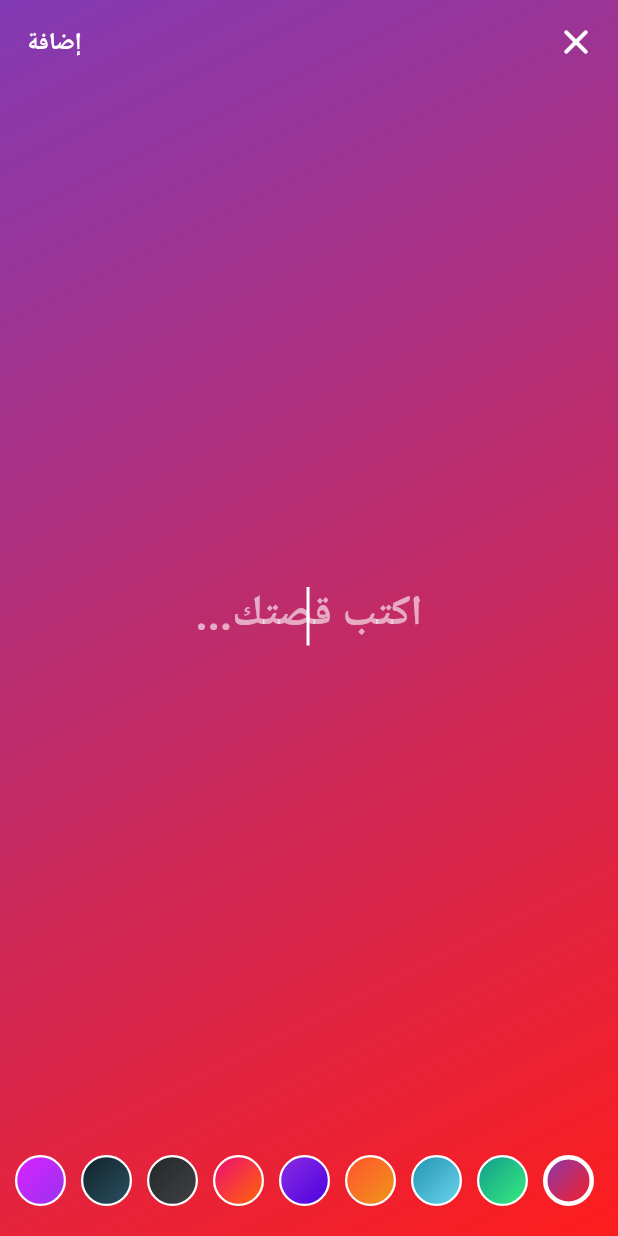
After one commit to afm80/haigram.web.app, a Flutter app: the TextStoryScreen screen opened directly, on a phone screen of 412 x 824 dp. The commit adds this screen. Run offline on Flutter 3.47's test engine with Material 3 defaults, Android fonts, the phone set to English and light mode, and no system bars; our stand-ins replace cached_network_image, cloud_firestore, firebase_auth, firebase_core, firebase_messaging, firebase_storage and 5 more; missing offline and left inert: dart:html, dart:js_util, dart:ui_web, webview_flutter_android; accounts and stored records are empty.

Commit message:
Add files via upload

```diff
--- /dev/null
+++ b/lib/screens/story_backgrounds.dart
@@ -0,0 +1,30 @@
+import 'package:flutter/material.dart';
+
+/// خلفيات القصة النصية: تدرجات لونية على طريقة إنستغرام.
+/// يُحفظ رقم الخلفية فقط مع القصة، فلا تغيّر ترتيب هذه القائمة بعد النشر.
+const List<List<Color>> _storyBgColors = [
+  [Color(0xFF833AB4), Color(0xFFFD1D1D)],
+  [Color(0xFF11998E), Color(0xFF38EF7D)],
+  [Color(0xFF2193B0), Color(0xFF6DD5ED)],
+  [Color(0xFFFF512F), Color(0xFFF09819)],
+  [Color(0xFF8E2DE2), Color(0xFF4A00E0)],
+  [Color(0xFFEE0979), Color(0xFFFF6A00)],
+  [Color(0xFF232526), Color(0xFF414345)],
+  [Color(0xFF0F2027), Color(0xFF2C5364)],
+  [Color(0xFFDA22FF), Color(0xFF9733EE)],
+  [Color(0xFFCB2D3E), Color(0xFFEF473A)],
+];
+
+/// عدد الخلفيات المتاحة.
+int get storyBgCount => _storyBgColors.length;
+
+/// التدرج اللوني للرقم [index]؛ أي رقم غير صالح يعطي الخلفية الأولى.
+LinearGradient storyGradient(int? index) {
+  var i = index ?? 0;
+  if (i < 0 || i >= _storyBgColors.length) i = 0;
+  return LinearGradient(
+    begin: Alignment.topLeft,
+    end: Alignment.bottomRight,
+    colors: _storyBgColors[i],
+  );
+}
--- /dev/null
+++ b/lib/screens/text_story_screen.dart
@@ -0,0 +1,169 @@
+import 'package:flutter/material.dart';
+
+import '../l10n.dart';
+import '../net_error.dart';
+import '../services/post_service.dart';
+import 'story_backgrounds.dart';
+
+/// قصة نصية بخلفية ملونة (مثل إنستغرام): اكتب نصاً واختر لون الخلفية.
+class TextStoryScreen extends StatefulWidget {
+  const TextStoryScreen({super.key});
+
+  @override
+  State<TextStoryScreen> createState() => _TextStoryScreenState();
+}
+
+class _TextStoryScreenState extends State<TextStoryScreen> {
+  static const _maxChars = 250;
+  final _text = TextEditingController();
+  int _bg = 0;
+  bool _busy = false;
+  String? _error;
+
+  @override
+  void dispose() {
+    _text.dispose();
+    super.dispose();
+  }
+
+  Future<void> _publish() async {
+    final text = _text.text.trim();
+    if (text.isEmpty) {
+      setState(() => _error = tr('اكتب شيئاً أولاً'));
+      return;
+    }
+    setState(() {
+      _busy = true;
+      _error = null;
+    });
+    final nav = Navigator.of(context);
+    final messenger = ScaffoldMessenger.of(context);
+    try {
+      await PostService.publishTextStory(text, _bg);
+      nav.popUntil((r) => r.isFirst);
+      messenger.showSnackBar(SnackBar(content: Text(tr('تمت إضافة القصة'))));
+    } catch (e) {
+      if (mounted) {
+        setState(() {
+          _busy = false;
+          _error = friendlyError(e, fallback: tr('فشل النشر'));
+        });
+      }
+    }
+  }
+
+  @override
+  Widget build(BuildContext context) {
+    return Scaffold(
+      body: Container(
+        decoration: BoxDecoration(gradient: storyGradient(_bg)),
+        child: SafeArea(
+          child: Column(
+            children: [
+              Padding(
+                padding: const EdgeInsets.symmetric(horizontal: 4, vertical: 4),
+                child: Row(
+                  children: [
+                    IconButton(
+                      onPressed:
+                          _busy ? null : () => Navigator.of(context).pop(),
+                      icon: const Icon(Icons.close_rounded,
+                          size: 28, color: Colors.white),
+                    ),
+                    const Spacer(),
+                    TextButton(
+                      onPressed: _busy ? null : _publish,
+                      child: _busy
+                          ? const SizedBox(
+                              width: 20,
+                              height: 20,
+                              child: CircularProgressIndicator(
+                                  strokeWidth: 2, color: Colors.white))
+                          : Text(tr('إضافة'),
+                              style: const TextStyle(
+                                  color: Colors.white,
+                                  fontWeight: FontWeight.w800,
+                                  fontSize: 16)),
+                    ),
+                  ],
+                ),
+              ),
+              Expanded(
+                child: Center(
+                  child: Padding(
+                    padding: const EdgeInsets.symmetric(horizontal: 28),
+                    child: TextField(
+                      controller: _text,
+                      autofocus: true,
+                      enabled: !_busy,
+                      textAlign: TextAlign.center,
+                      minLines: 1,
+                      maxLines: 8,
+                      maxLength: _maxChars,
+                      cursorColor: Colors.white,
+                      style: const TextStyle(
+                          color: Colors.white,
+                          fontSize: 28,
+                          fontWeight: FontWeight.w700,
+                          height: 1.4),
+                      decoration: InputDecoration(
+                        border: InputBorder.none,
+                        enabledBorder: InputBorder.none,
+                        focusedBorder: InputBorder.none,
+                        disabledBorder: InputBorder.none,
+                        filled: false,
+                        counterText: '',
+                        hintText: tr('اكتب قصتك...'),
+                        hintStyle: const TextStyle(
+                            color: Colors.white60,
+                            fontSize: 28,
+                            fontWeight: FontWeight.w700),
+                      ),
+                      onChanged: (_) {
+                        if (_error != null) setState(() => _error = null);
+                      },
+                    ),
+                  ),
+                ),
+              ),
+              if (_error != null)
+                Padding(
+                  padding:
+                      const EdgeInsets.symmetric(horizontal: 24, vertical: 8),
+                  child: Text(_error!,
+                      textAlign: TextAlign.center,
+                      style: const TextStyle(color: Colors.white)),
+                ),
+              SizedBox(
+                height: 46,
+                child: ListView.separated(
+                  scrollDirection: Axis.horizontal,
+                  padding: const EdgeInsets.symmetric(horizontal: 16),
+                  itemCount: storyBgCount,
+                  separatorBuilder: (_, __) => const SizedBox(width: 10),
+                  itemBuilder: (_, i) => GestureDetector(
+                    onTap: _busy ? null : () => setState(() => _bg = i),
+                    child: Center(
+                      child: Container(
+                        width: 34,
+                        height: 34,
+                        decoration: BoxDecoration(
+                          shape: BoxShape.circle,
+                          gradient: storyGradient(i),
+                          border: Border.all(
+                              color: Colors.white,
+                              width: i == _bg ? 3 : 1.5),
+                        ),
+                      ),
+                    ),
+                  ),
+                ),
+              ),
+              const SizedBox(height: 14),
+            ],
+          ),
+        ),
+      ),
+    );
+  }
+}
```
Also changed, not shown: lib/screens/create_flow.dart (+12 -1 lines), lib/screens/story_widgets.dart (+36 -1 lines).
